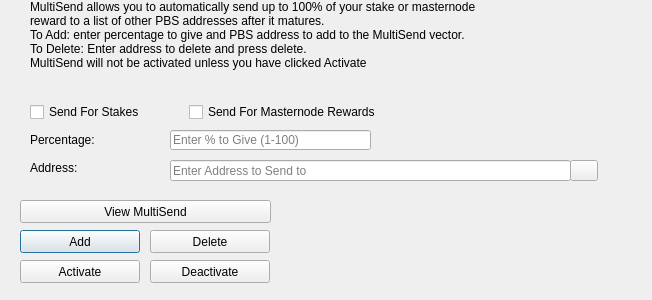
Old version of the form src/qt/forms/multisenddialog.ui in the repository SlateTeam/SlatechainCore.
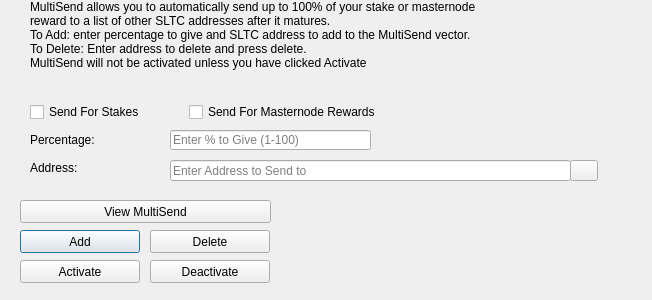
New version of the form. Icons and pictures are not drawn.

Patch:
```diff
--- a/src/qt/forms/multisenddialog.ui
+++ b/src/qt/forms/multisenddialog.ui
@@ -61,8 +61,8 @@
     <number>1</number>
    </property>
    <property name="text">
-    <string>MultiSend allows you to automatically send up to 100% of your stake or masternode reward to a list of other PBS addresses after it matures.
-To Add: enter percentage to give and PBS address to add to the MultiSend vector.
+    <string>MultiSend allows you to automatically send up to 100% of your stake or masternode reward to a list of other SLTC addresses after it matures.
+To Add: enter percentage to give and SLTC address to add to the MultiSend vector.
 To Delete: Enter address to delete and press delete.
 MultiSend will not be activated unless you have clicked Activate</string>
    </property>
```
Left out of the diff: 4 changed lines with no effect on the pictures.
